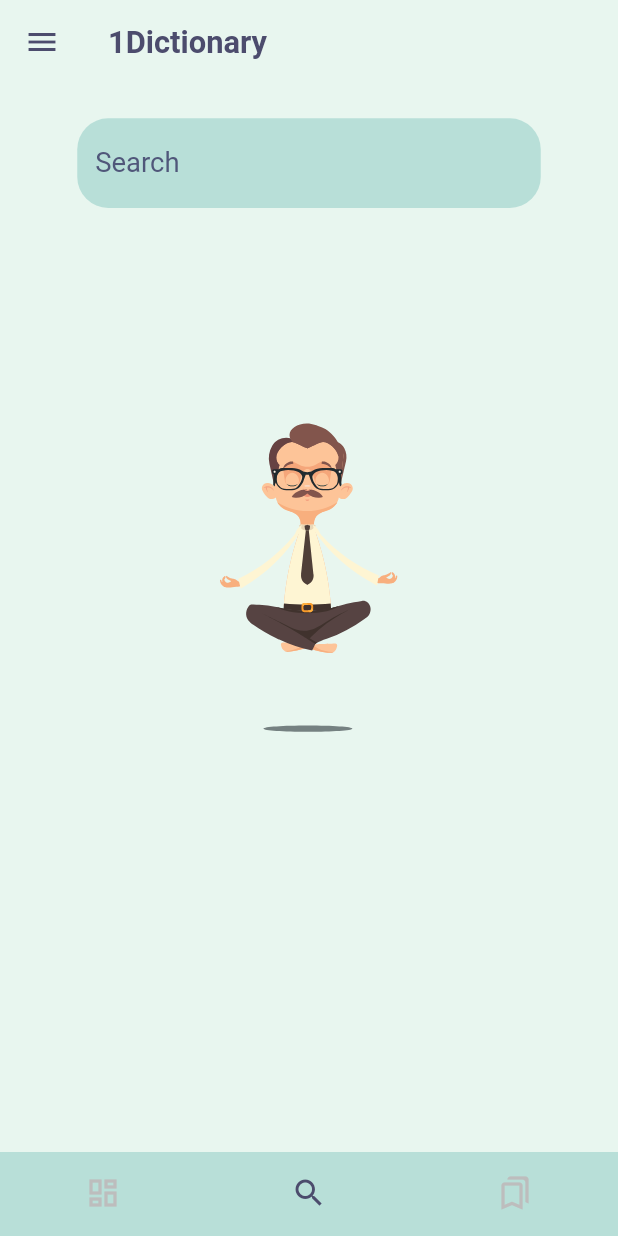
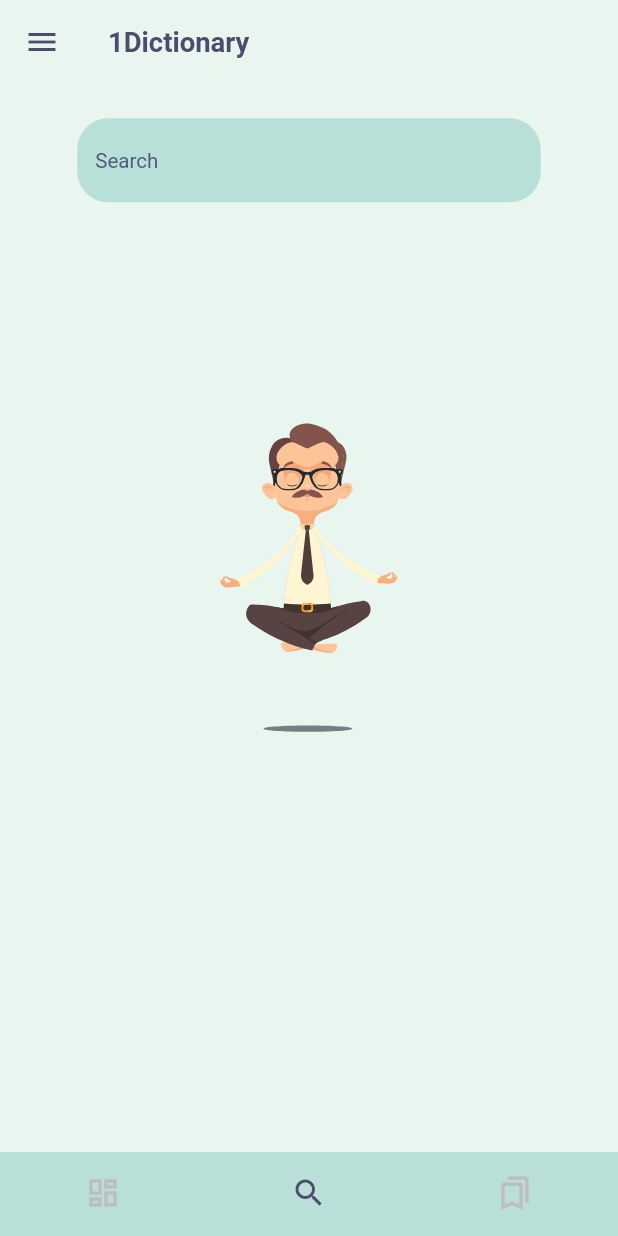
Before and after one commit to shyamexe/Dictionary_app_flutter_using_bloc, a Flutter app: the screen it shows after launch, on a phone screen of 412 x 824 dp. Run offline on Flutter 3.47's test engine with Material 2 defaults, Android fonts, the light colour scheme and no system bars; drawn by our look-alikes of flutter_typeahead, lottie; our stand-ins replace audioplayers, bloc, equatable, flutter_bloc, flutter_screenutil, hive and 2 more; accounts and stored records are empty.

Commit message:
added toggle

```diff
--- a/lib/core/themes/app_theme.dart
+++ b/lib/core/themes/app_theme.dart
@@ -12,18 +12,18 @@ class AppTheme {
       scaffoldBackgroundColor: const Color(0XFFE8F6EF),
       textTheme: TextTheme(
           headline1: TextStyle(
-            fontSize: 20.sp,
+            fontSize: 15.sp.sp,
             color: const Color(0xff50577A),
           ),
           headline2: TextStyle(
-            fontSize: 30.sp,
+            fontSize: 20.sp,
             color: const Color(0xff50577A),
             fontWeight: FontWeight.bold,
           ),
-          bodyText1: TextStyle(fontSize: 18.sp, color: const Color(0xff50577A)),
-          bodyText2: TextStyle(fontSize: 16.sp, color: const Color(0xff50577A)),
+          bodyText1: TextStyle(fontSize: 14.sp, color: const Color(0xff50577A)),
+          bodyText2: TextStyle(fontSize: 12.sp, color: const Color(0xff50577A)),
           headline6: TextStyle(
-              fontSize: 18.sp,
+              fontSize: 16.sp,
               fontWeight: FontWeight.bold,
               color: const Color(0xff50577A))));
 
@@ -36,19 +36,19 @@ class AppTheme {
       scaffoldBackgroundColor: const Color(0XFF404258),
       textTheme: TextTheme(
           headline1: TextStyle(
-            fontSize: 25.sp,
+            fontSize: 15.sp,
             fontWeight: FontWeight.bold,
             color: const Color(0xffE8F6EF),
           ),
           headline2: TextStyle(
-            fontSize: 30.sp,
+            fontSize: 20.sp,
             color: const Color(0xffE8F6EF),
             fontWeight: FontWeight.bold,
           ),
-          bodyText1: TextStyle(fontSize: 18.sp, color: const Color(0xffE8F6EF)),
-          bodyText2: TextStyle(fontSize: 16.sp, color: const Color(0xffE8F6EF)),
+          bodyText1: TextStyle(fontSize: 14.sp, color: const Color(0xffE8F6EF)),
+          bodyText2: TextStyle(fontSize: 12.sp, color: const Color(0xffE8F6EF)),
           headline6: TextStyle(
-              fontSize: 18.sp,
+              fontSize: 16.sp,
               fontWeight: FontWeight.bold,
               color: const Color(0xffE8F6EF))));
 }
--- /dev/null
+++ b/lib/logic/theme_cubit/theme_cubit.dart
@@ -0,0 +1,27 @@
+// ignore_for_file: public_member_api_docs, sort_constructors_first
+import 'package:bloc/bloc.dart';
+import 'package:equatable/equatable.dart';
+
+class ThemeState extends Equatable {
+  final int theme;
+  const ThemeState(
+    this.theme,
+  );
+
+  @override
+  List<Object> get props => [theme];
+}
+
+class ThemeInitial extends ThemeState {
+  const ThemeInitial(int theme) : super(theme);
+}
+
+
+class ThemeCubit extends Cubit<ThemeState> {
+  ThemeCubit() : super(const ThemeInitial(2));
+
+  updateTheme(int index){
+    emit(ThemeState(index));
+    emit(ThemeInitial(index));
+  }
+}
--- a/lib/main.dart
+++ b/lib/main.dart
@@ -1,9 +1,17 @@
 import 'package:flutter/material.dart';
+import 'package:flutter_bloc/flutter_bloc.dart';
 import 'package:flutter_screenutil/flutter_screenutil.dart';
 import 'package:hive_flutter/hive_flutter.dart';
 import 'package:one_dictionary/data/models/word_save_model.dart';
+import 'package:one_dictionary/logic/theme_cubit/theme_cubit.dart';
 import 'core/themes/app_theme.dart';
 import 'presentation/router/app_router.dart';
+
+List theme=[
+  ThemeMode.dark,
+  ThemeMode.light,
+  ThemeMode.system,
+];
 
 void main() async {
   WidgetsFlutterBinding.ensureInitialized();
@@ -19,19 +27,27 @@ class App extends StatelessWidget {
 
   @override
   Widget build(BuildContext context) {
-    return ScreenUtilInit(
+    return BlocProvider(
+      create: (context) => ThemeCubit(),
+      child: ScreenUtilInit(
         designSize: const Size(360, 690),
         minTextAdapt: true,
         splitScreenMode: true,
         builder: (context, child) {
+          return BlocBuilder<ThemeCubit, ThemeState>(
+            builder: (context, state) {
               return MaterialApp(
                       theme: AppTheme.lightTheme,
                       darkTheme: AppTheme.darkTheme,
+                      themeMode:theme[state.theme] ,
                       debugShowCheckedModeBanner: false,
                       initialRoute: AppRouter.home,
                       onGenerateRoute: AppRouter.onGenerateRoute,
                     );
             },
           );
+        },
+      ),
+    );
   }
 }
--- a/lib/presentation/router/app_router.dart
+++ b/lib/presentation/router/app_router.dart
@@ -2,6 +2,7 @@ import 'package:flutter/material.dart';
 import 'package:flutter_bloc/flutter_bloc.dart';
 import 'package:one_dictionary/logic/navigator_selection_flag_cubit/navigator_selection_flag_cubit.dart';
 import 'package:one_dictionary/logic/search_word/search_word_cubit.dart';
+import 'package:one_dictionary/logic/theme_cubit/theme_cubit.dart';
 import 'package:one_dictionary/presentation/screens/common/main_home_screen.dart';
 import '../../core/exceptions/route_exception.dart';
 import '../screens/home_screen/home_screen.dart';
@@ -16,10 +17,14 @@ class AppRouter {
     switch (settings.name) {
       case home:
         return MaterialPageRoute(
-          builder: (_) => MultiBlocProvider(
+          builder: (context) => MultiBlocProvider(
             providers: [
               BlocProvider(
                 create: (context) => NavigatorSelectionFlagCubit(),
+              ),
+              BlocProvider.value(
+                value: context.read<ThemeCubit>
+                (),
               ),
 
             ],
--- a/lib/presentation/screens/common/main_home_screen.dart
+++ b/lib/presentation/screens/common/main_home_screen.dart
@@ -6,6 +6,8 @@ import 'package:one_dictionary/logic/search_word/search_word_cubit.dart';
 import 'package:one_dictionary/presentation/screens/feed_screen/feed_screen.dart';
 import 'package:one_dictionary/presentation/screens/home_screen/home_screen.dart';
 import 'package:one_dictionary/presentation/screens/save_words_screen/saved_words_screen.dart';
+
+import 'widgets/app_drawer.dart';
 
 class MainScreen extends StatelessWidget {
   MainScreen({Key? key}) : super(key: key);
@@ -36,12 +38,9 @@ class MainScreen extends StatelessWidget {
         NavigatorSelectionFlagState>(
       builder: (context, state) {
         return Scaffold(
-
-          drawer: Container(
-            color: Colors.red,
-          ),
+          drawer: const AppDrawer(),
           appBar: AppBar(
-            iconTheme: IconThemeData(color:  Theme.of(context).primaryColor),
+            iconTheme: IconThemeData(color: Theme.of(context).primaryColor),
             backgroundColor: Colors.transparent,
             elevation: 0,
             title: Text(
@@ -49,7 +48,6 @@ class MainScreen extends StatelessWidget {
               style: TextStyle(color: Theme.of(context).primaryColor),
             ),
           ),
-
           resizeToAvoidBottomInset: false,
           body: screens[state.pageValue ?? 1],
           bottomNavigationBar: BottomNavigationBar(
@@ -65,11 +63,17 @@ class MainScreen extends StatelessWidget {
             },
             items: const [
               BottomNavigationBarItem(
-                  icon: Icon(Icons.dashboard_outlined), label: "feed"),
+                icon: Icon(Icons.dashboard_outlined),
+                label: "feed",
+              ),
               BottomNavigationBarItem(
-                  icon: Icon(Icons.search), label: 'Dictionary'),
+                icon: Icon(Icons.search),
+                label: 'Dictionary',
+              ),
               BottomNavigationBarItem(
-                  icon: Icon(Icons.bookmarks_outlined), label: 'saved words'),
+                icon: Icon(Icons.bookmarks_outlined),
+                label: 'saved words',
+              ),
             ],
           ),
         );
```
Also changed, not shown: lib/presentation/screens/common/widgets/app_drawer.dart (added, +83 -0 lines). Lines whose indentation alone changed are shown as unchanged.
